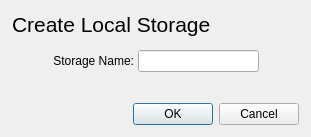
First picture: the form in resources/create_storage_dialog.ui, repository shotgunsoftware/tk-framework-adminui, before the edit.
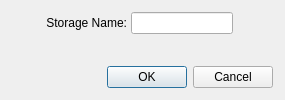
Second picture: the form after the edit.

Commit message: #46601 WIP: bug fixes, style tweaks, etc

```diff
--- a/resources/create_storage_dialog.ui
+++ b/resources/create_storage_dialog.ui
@@ -6,8 +6,8 @@
    <rect>
     <x>0</x>
     <y>0</y>
-    <width>311</width>
-    <height>126</height>
+    <width>285</width>
+    <height>94</height>
    </rect>
   </property>
   <property name="windowTitle">
@@ -25,36 +25,13 @@
    </property>
    <item>
     <widget class="QWidget" name="main_widget" native="true">
-     <layout class="QVBoxLayout" name="verticalLayout" stretch="0,0,0,0,0">
+     <layout class="QVBoxLayout" name="verticalLayout" stretch="0,0,0">
       <property name="spacing">
        <number>0</number>
       </property>
       <property name="margin">
        <number>0</number>
       </property>
-      <item>
-       <widget class="QLabel" name="create_storage_title_lbl">
-        <property name="text">
-         <string>&lt;html&gt;&lt;head/&gt;&lt;body&gt;&lt;p&gt;&lt;span style=&quot; font-size:16pt;&quot;&gt;Create Local Storage&lt;/span&gt;&lt;/p&gt;&lt;/body&gt;&lt;/html&gt;</string>
-        </property>
-       </widget>
-      </item>
-      <item>
-       <spacer name="verticalSpacer_4">
-        <property name="orientation">
-         <enum>Qt::Vertical</enum>
-        </property>
-        <property name="sizeType">
-         <enum>QSizePolicy::Fixed</enum>
-        </property>
-        <property name="sizeHint" stdset="0">
-         <size>
-          <width>20</width>
-          <height>13</height>
-         </size>
-        </property>
-       </spacer>
-      </item>
       <item>
        <layout class="QHBoxLayout" name="storage_name_layout" stretch="5,0,15,0">
         <property name="spacing">
@@ -119,6 +96,11 @@
       </item>
       <item>
        <widget class="QLabel" name="info">
+        <property name="font">
+         <font>
+          <pointsize>10</pointsize>
+         </font>
+        </property>
         <property name="text">
          <string/>
         </property>
```
Left out of the diff: 2 changed lines with no effect on the pictures. The commit also changes 20 other files.
